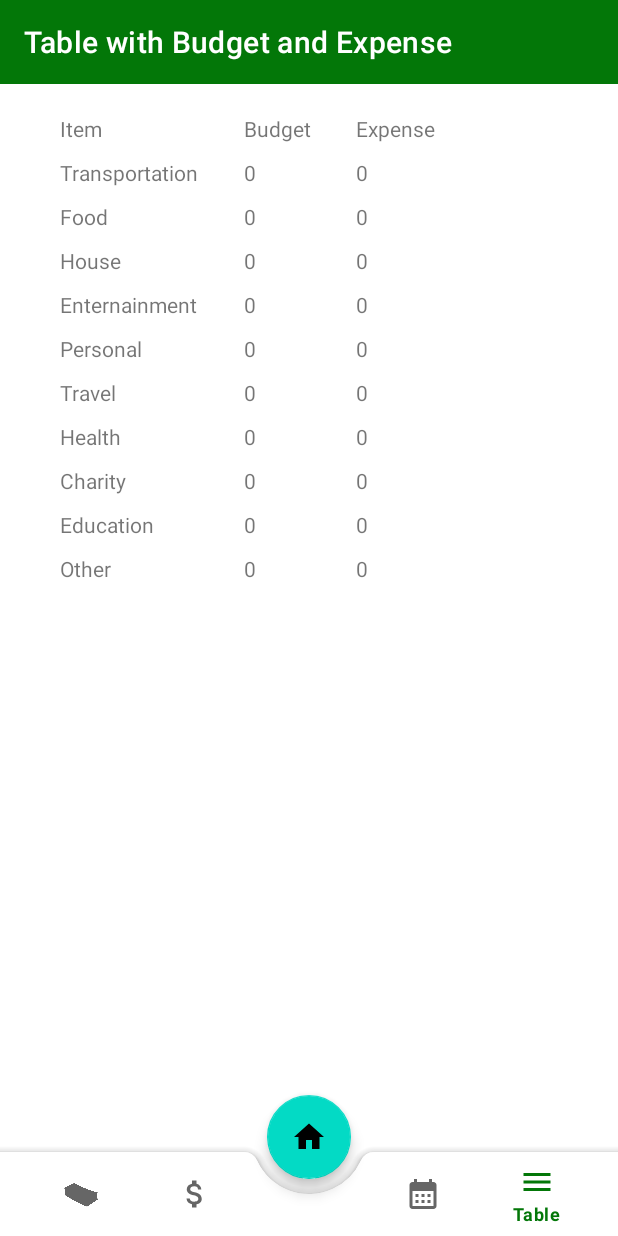
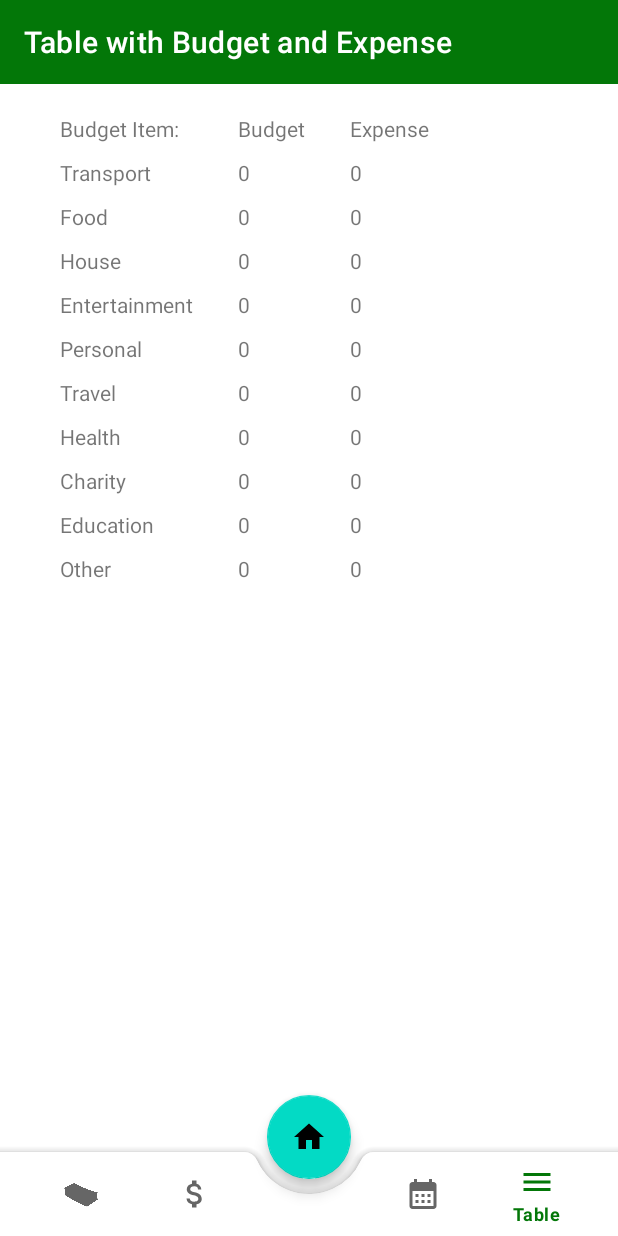
Before and after one commit to simsapopov/BudgetAndrroidApp, an Android app: the TodaySpendingActivity screen opened directly, with no data from a screen before it, item 5 of the bottom bar chosen, on a phone screen of 412 x 824 dp. Run offline under Robolectric (Android 15) with nearby library versions, the phone set to English and light mode, and no system bars; our stand-ins replace Firebase (no records; nobody signed in at launch, a user with empty details on screens opened directly).

Commit message:
Full bg-support and fixed bugs in Budget_activity

```diff
--- a/app/src/main/java/com/example/budget/SpendingCalendarActivity.java
+++ b/app/src/main/java/com/example/budget/SpendingCalendarActivity.java
@@ -199,6 +199,7 @@ public class SpendingCalendarActivity extends AppCompatActivity {
         submit.setOnClickListener(new View.OnClickListener() {
             @Override
             public void onClick(View v) {
+
                 String date_ = date.getText().toString();
                 if(date_.isEmpty()){
                     date.setError(getString(R.string.enter_Date));
@@ -279,5 +280,3 @@ public class SpendingCalendarActivity extends AppCompatActivity {
         FirebaseRecyclerOptions<Data> options = new FirebaseRecyclerOptions.Builder<Data>().setQuery(budgetRef,Data.class).build();
     }
 }
-
-//TODO make text in String.xml to enable Bulgarian
--- a/app/src/main/java/com/example/budget/TodayItemsAdapter.java
+++ b/app/src/main/java/com/example/budget/TodayItemsAdapter.java
@@ -37,7 +37,6 @@ public class TodayItemsAdapter extends RecyclerView.Adapter<TodayItemsAdapter.Vi
     @Override
     public void onBindViewHolder(@NonNull ViewHolder holder, int position) {
             final Data data = myDataList.get(position);
-            //TODO Problem with mixing languages
             holder.amount.setText(mContext.getString(R.string.Amount_Todays_Item_adapter)+data.getAmount());
             holder.date.setText(mContext.getString(R.string.on_Todays_Item_adapter)+data.getDate());
             holder.notes.setText(mContext.getString(R.string.note_Today_Items_adapter)+data.getNotes());
--- a/app/src/main/java/com/example/budget/TodaySpendingActivity.java
+++ b/app/src/main/java/com/example/budget/TodaySpendingActivity.java
@@ -145,7 +145,7 @@ public class TodaySpendingActivity extends AppCompatActivity {
                     totalAmmount+=flag;
 
                 }
-                totalAmount.setText("Total spending for today= "+totalAmmount);
+                totalAmount.setText(getString(R.string.spending_for_today)+" = "+totalAmmount);
 
             }
 
@@ -176,12 +176,14 @@ public class TodaySpendingActivity extends AppCompatActivity {
         save.setOnClickListener(new View.OnClickListener() {
             @Override
             public void onClick(View view) {
-                //TODO The problem with mixing languages is here
+
                 String Amount=amount.getText().toString();
                 String Item="";
+                if(itemSpinner.getSelectedItem().toString().equals("Категория")){
+
+                }
                 switch (itemSpinner.getSelectedItem().toString()){
                     case "Транспорт":
-
                         Item="Transport";
 
                         break;
--- a/app/src/main/java/com/example/budget/UserGuideActivity.java
+++ b/app/src/main/java/com/example/budget/UserGuideActivity.java
@@ -10,6 +10,6 @@ public class UserGuideActivity extends AppCompatActivity {
     protected void onCreate(Bundle savedInstanceState) {
         super.onCreate(savedInstanceState);
         setContentView(R.layout.activity_user_guide);
-
+        //TODO Page for newly registered users
     }
 }
--- a/app/src/main/res/layout/activity_spending_calendar.xml
+++ b/app/src/main/res/layout/activity_spending_calendar.xml
@@ -19,7 +19,7 @@
             android:layout_height="?attr/actionBarSize"
             android:background="?attr/colorPrimary"
             app:titleTextColor="@android:color/white"
-            app:title="Spending for any day"
+            app:title="@string/spending_calendar_toolbar"
             app:popupTheme="@style/Theme.Budget" />
 
         <TextView
@@ -27,7 +27,7 @@
             android:layout_height="wrap_content"
             android:textColor="@color/black"
             android:id="@+id/TotalAmount"
-            android:text="Enter date from calendar button"
+            android:text="@string/enter_date_reminder"
             android:textStyle="bold"
             android:gravity="center"
             android:textSize="20sp"/> <TextView
--- a/app/src/main/res/layout/activity_table.xml
+++ b/app/src/main/res/layout/activity_table.xml
@@ -16,7 +16,7 @@
         android:layout_height="?attr/actionBarSize"
         android:background="?attr/colorPrimary"
         app:titleTextColor="@android:color/white"
-        app:title="Table with Budget and Expense"
+        app:title="@string/table_toolbar_text"
         app:popupTheme="@style/Theme.Budget" />
     <TableLayout
         android:layout_width="match_parent"
@@ -36,19 +36,19 @@
                 android:layout_marginLeft="30dp"
 
 
-                android:text="Item" />
+                android:text="@string/Budget_Item" />
 
             <TextView
                 android:layout_width="wrap_content"
                 android:layout_height="wrap_content"
                 android:layout_marginLeft="30dp"
-                android:text="Budget" />
+                android:text="@string/budget_menu" />
 
             <TextView
                 android:layout_width="wrap_content"
                 android:layout_height="wrap_content"
                 android:layout_marginLeft="30dp"
-                android:text="Expense" />
+                android:text="@string/expense_menu" />
         </TableRow>
         <TableRow
             android:layout_marginTop="10dp"
@@ -61,7 +61,7 @@
                 android:layout_marginLeft="30dp"
 
 
-                android:text="Transportation" />
+                android:text="@string/Transport" />
 
             <TextView
                 android:id="@+id/transportationBudget"
@@ -89,7 +89,7 @@
                 android:layout_marginLeft="30dp"
 
 
-                android:text="Food" />
+                android:text="@string/Food" />
 
             <TextView
                 android:layout_width="wrap_content"
@@ -118,7 +118,7 @@
                 android:layout_marginLeft="30dp"
 
 
-                android:text="House" />
+                android:text="@string/House" />
 
             <TextView
                 android:layout_width="wrap_content"
@@ -147,7 +147,7 @@
                 android:layout_marginLeft="30dp"
 
 
-                android:text="Enternainment" />
+                android:text="@string/Entertainment" />
 
             <TextView
                 android:layout_width="wrap_content"
@@ -176,7 +176,7 @@
                 android:layout_marginLeft="30dp"
 
 
-                android:text="Personal " />
+                android:text="@string/Personal" />
 
             <TextView
                 android:layout_width="wrap_content"
@@ -206,7 +206,7 @@
 
 
 
-                android:text="Travel" />
+                android:text="@string/Travel" />
 
             <TextView
                 android:layout_width="wrap_content"
@@ -235,7 +235,7 @@
                 android:layout_marginLeft="30dp"
 
 
-                android:text="Health" />
+                android:text="@string/Health" />
 
             <TextView
                 android:layout_width="wrap_content"
@@ -264,7 +264,7 @@
                 android:layout_marginLeft="30dp"
 
 
-                android:text="Charity " />
+                android:text="@string/Charity" />
 
             <TextView
                 android:layout_width="wrap_content"
@@ -293,7 +293,7 @@
                 android:layout_marginLeft="30dp"
 
 
-                android:text="Education" />
+                android:text="@string/Education" />
 
             <TextView
                 android:layout_width="wrap_content"
@@ -322,7 +322,7 @@
                 android:layout_marginLeft="30dp"
 
 
-                android:text="Other" />
+                android:text="@string/Other" />
 
             <TextView
                 android:layout_width="wrap_content"
--- a/app/src/main/res/layout/activity_today_spending.xml
+++ b/app/src/main/res/layout/activity_today_spending.xml
@@ -18,7 +18,7 @@
             android:layout_height="?attr/actionBarSize"
             android:background="?attr/colorPrimary"
             app:titleTextColor="@android:color/white"
-            app:title="Spending for today"
+            app:title="@string/today_spending_toolbar"
             app:popupTheme="@style/Theme.Budget" />
             <TextView
                 android:layout_width="match_parent"
--- a/app/src/main/res/menu/bottom_nav_menu.xml
+++ b/app/src/main/res/menu/bottom_nav_menu.xml
@@ -3,12 +3,12 @@
     <item
         android:id="@+id/budget"
         android:icon="@drawable/cash1"
-        android:title="Budget" />
+        android:title="@string/budget_menu" />
 
     <item
         android:id="@+id/expenses"
         android:icon="@drawable/ic_baseline_attach_money_24"
-        android:title="Expense" />
+        android:title="@string/expense_menu" />
 
     <item
         android:id="@+id/placeholder"
@@ -17,10 +17,10 @@
     <item
         android:id="@+id/spendingCalendar"
         android:icon="@drawable/ic_baseline_calendar_month_24"
-        android:title="Budget-Expence" />
+        android:title="@string/expence_menu" />
 
     <item
         android:id="@+id/Table"
         android:icon="@drawable/ic_baseline_menu_24"
-        android:title="Table" />
+        android:title="@string/table" />
 </menu>
--- a/app/src/main/res/values/strings.xml
+++ b/app/src/main/res/values/strings.xml
@@ -12,7 +12,7 @@
     <string name="successfully_update">Updated successfully</string>
     <string name="sucessfully_del">Deleted successfully</string>
     <string name="amount_allocateed_BudgetActivity">Allocated amount: $</string>
-    <string name="Budget_Item">BudgetItem: </string>
+    <string name="Budget_Item">Budget Item: </string>
     <string name="on_Date">On: </string>
     <string name="add_budget">Add Budget</string>
     <string name="save">Save</string>
@@ -25,7 +25,7 @@
     <string name="item_">Item: </string>
     <string name="Amount_Todays_Item_adapter">Amount: </string>
     <string name="on_Todays_Item_adapter">On: </string>
-    <string name="note_Today_Items_adapter">On: "</string>
+    <string name="note_Today_Items_adapter">Note: "</string>
     <string name="Transport">Transport </string>
     <string name="Food">Food </string>
     <string name="House">House </string>
@@ -38,9 +38,29 @@
     <string name="Other">Other </string>
     <string name="Amount_spent_on_Day">"Total amount spent on "</string>
     <string name="enter_Note_Delete">Enter note to delete expense</string>
+    <string name="enter_mail_remainder">Please enter Email or username</string>
+    <string name="enter_password_reminder">Please enter Password</string>
+    <string name="login">Login</string>
+    <string name="sign_up_button_text">Dont have an account? Sign Up</string>
+    <string name="sign_up">Sign Up</string>
+    <string name="sign_up_to_login_question">Alrready have an account? Log in</string>
+    <string name="note_for_delete_guide">If you want to delete expense record fill the date and note</string>
+    <string name="note_for_delete_enter">Enter the note from the expense record</string>
+    <string name="delete">Delete</string>
+    <string name="submit">Submit</string>
+    <string name="Datee_for_Search">Enter a only date if you want to check expenses</string>
+    <string name="table">Table</string>
+    <string name="expense_menu">Expense</string>
+    <string name="budget_menu">Budget</string>
+    <string name="expence_menu">Expense-Day</string>
+    <string name="spending_for_today">\"Total spending for today= \"</string>
+    <string name="total_budget">\"Total budget: \"</string>
+    <string name="enter_date_reminder">Enter date from calendar button</string>
+    <string name="table_toolbar_text">Table with Budget and Expense</string>
+    <string name="spending_calendar_toolbar">Spending for any day</string>
+    <string name="today_spending_toolbar">Spending for today</string>
 
     <string-array name="items">
-        <item>Select item</item>
         <item>Transport</item>
         <item>Food</item>
         <item>House</item>
```
Also changed, not shown: app/src/main/java/com/example/budget/BudgetActivity.java (+36 -3 lines), app/src/main/res/layout/activity_login.xml (+4 -4 lines), app/src/main/res/layout/activity_registration.xml (+4 -4 lines), app/src/main/res/layout/datepicker.xml (+5 -5 lines), 1 other file.
